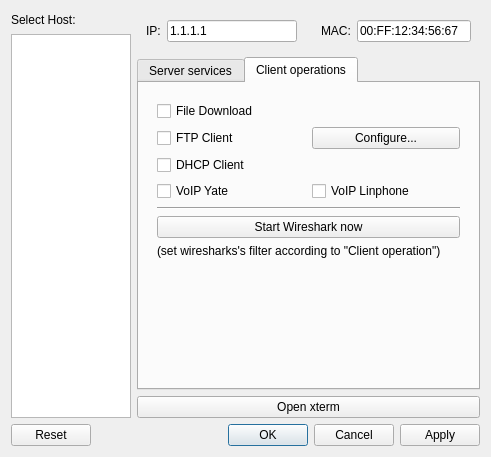
Above: confHost.ui from koppd/mt before the change. Below: the same form after it.
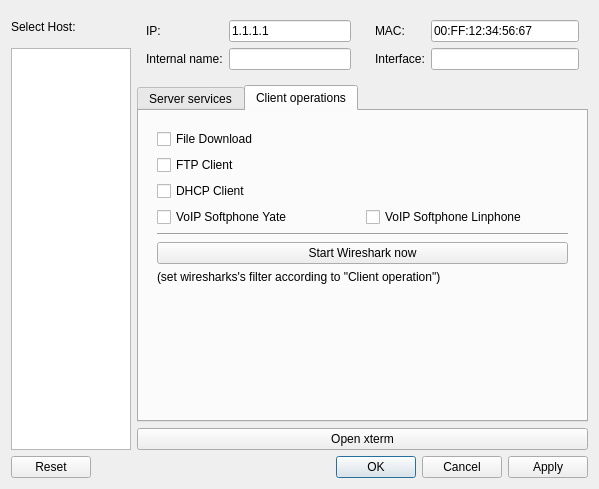
That is the form after the change. The open tabs and pages were chosen to show the change.

Commit message: zeige internen Hostname und Interface an

The edit to the form file:
```diff
--- a/confHost.ui
+++ b/confHost.ui
@@ -6,14 +6,51 @@
    <rect>
     <x>0</x>
     <y>0</y>
-    <width>491</width>
-    <height>457</height>
+    <width>599</width>
+    <height>489</height>
    </rect>
   </property>
   <property name="windowTitle">
    <string>Configure Host</string>
   </property>
   <layout class="QGridLayout" name="gridLayout_7">
+   <item row="0" column="2" rowspan="2">
+    <widget class="QWidget" name="widget_2" native="true">
+     <layout class="QGridLayout" name="gridLayout_6">
+      <item row="0" column="0">
+       <widget class="QLabel" name="label_3">
+        <property name="text">
+         <string>MAC:</string>
+        </property>
+       </widget>
+      </item>
+      <item row="0" column="1">
+       <widget class="QLineEdit" name="leMAC">
+        <property name="text">
+         <string>00:FF:12:34:56:67</string>
+        </property>
+        <property name="readOnly">
+         <bool>true</bool>
+        </property>
+       </widget>
+      </item>
+      <item row="1" column="1">
+       <widget class="QLineEdit" name="leInferface">
+        <property name="readOnly">
+         <bool>true</bool>
+        </property>
+       </widget>
+      </item>
+      <item row="1" column="0">
+       <widget class="QLabel" name="label_7">
+        <property name="text">
+         <string>Interface:</string>
+        </property>
+       </widget>
+      </item>
+     </layout>
+    </widget>
+   </item>
    <item row="0" column="0">
     <widget class="QLabel" name="label">
      <property name="text">
@@ -23,19 +60,16 @@
    </item>
    <item row="0" column="1" rowspan="2">
     <widget class="QWidget" name="widget" native="true">
-     <layout class="QHBoxLayout" name="horizontalLayout">
-      <item>
+     <layout class="QGridLayout" name="gridLayout_5">
+      <item row="0" column="0">
        <widget class="QLabel" name="label_2">
         <property name="text">
          <string>IP:</string>
         </property>
        </widget>
       </item>
-      <item>
+      <item row="0" column="1">
        <widget class="QLineEdit" name="leIP">
-        <property name="enabled">
-         <bool>true</bool>
-        </property>
         <property name="text">
          <string>1.1.1.1</string>
         </property>
@@ -44,27 +78,15 @@
         </property>
        </widget>
       </item>
-     </layout>
-    </widget>
-   </item>
-   <item row="0" column="2" rowspan="2">
-    <widget class="QWidget" name="widget_2" native="true">
-     <layout class="QHBoxLayout" name="horizontalLayout_2">
-      <item>
-       <widget class="QLabel" name="label_3">
+      <item row="1" column="0">
+       <widget class="QLabel" name="label_6">
         <property name="text">
-         <string>MAC:</string>
+         <string>Internal name:</string>
         </property>
        </widget>
       </item>
-      <item>
-       <widget class="QLineEdit" name="leMAC">
-        <property name="enabled">
-         <bool>true</bool>
-        </property>
-        <property name="text">
-         <string>00:FF:12:34:56:67</string>
-        </property>
+      <item row="1" column="1">
+       <widget class="QLineEdit" name="leName">
         <property name="readOnly">
          <bool>true</bool>
         </property>
@@ -207,7 +229,7 @@
           <item row="3" column="0">
            <widget class="QCheckBox" name="cbCVOIPyate">
             <property name="text">
-             <string>VoIP Yate</string>
+             <string>VoIP Softphone Yate</string>
             </property>
            </widget>
           </item>
@@ -221,7 +243,7 @@
           <item row="3" column="1">
            <widget class="QCheckBox" name="cbCVOIPlinphone">
             <property name="text">
-             <string>VoIP Linphone</string>
+             <string>VoIP Softphone Linphone</string>
             </property>
            </widget>
           </item>
@@ -232,16 +254,6 @@
             </property>
            </widget>
           </item>
-          <item row="1" column="1">
-           <widget class="QPushButton" name="pbCFTP">
-            <property name="enabled">
-             <bool>true</bool>
-            </property>
-            <property name="text">
-             <string>Configure...</string>
-            </property>
-           </widget>
-          </item>
           <item row="4" column="0" colspan="2">
            <widget class="Line" name="line">
             <property name="orientation">
```
Left out of the diff: 18 changed lines with no effect on the pictures. The commit also changes 2 other files.
